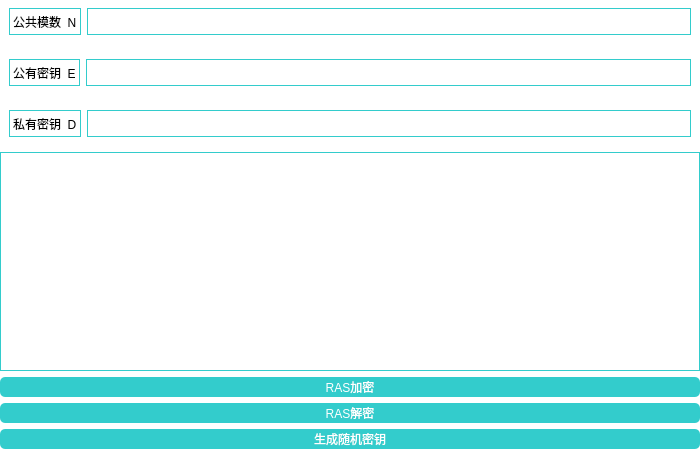
Old version of the form passwordgenerator.ui in the repository AiBryce/FileEncryptionAndDecryptionProgramDemo.
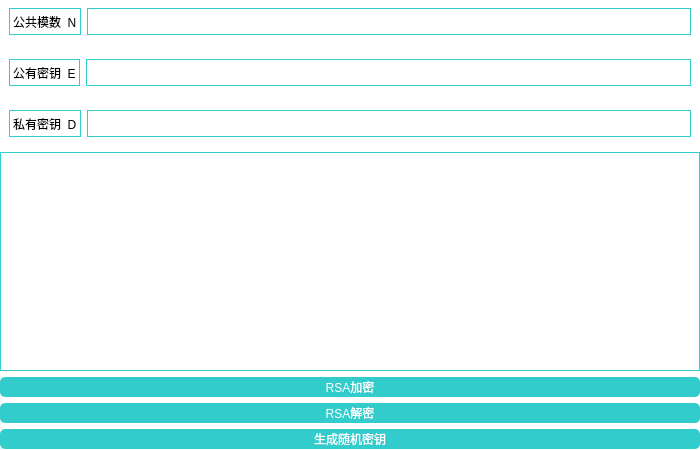
New version of the form.

Commit message: V 1.1.1 RSA加密加入提示，处理部分可能出现的异常

```diff
--- a/passwordgenerator.ui
+++ b/passwordgenerator.ui
@@ -176,7 +176,7 @@
        </size>
       </property>
       <property name="text">
-       <string>RAS加密</string>
+       <string>RSA加密</string>
       </property>
      </widget>
     </item>
@@ -189,7 +189,7 @@
        </size>
       </property>
       <property name="text">
-       <string>RAS解密</string>
+       <string>RSA解密</string>
       </property>
      </widget>
     </item>
```
The commit also changes 4 other files.
